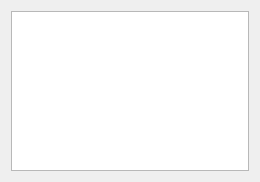
rust3128/HotlineDesktop, file Clients/adminslistform.ui: the form before one commit.
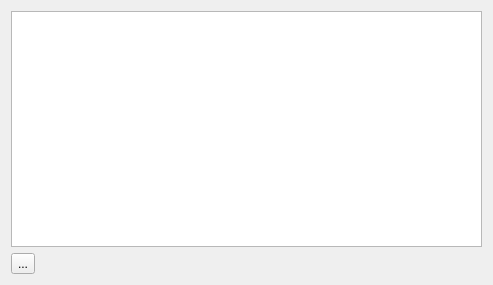
The form after the commit. Icons and pictures are not drawn.

```diff
--- a/Clients/adminslistform.ui
+++ b/Clients/adminslistform.ui
@@ -6,8 +6,8 @@
    <rect>
     <x>0</x>
     <y>0</y>
-    <width>260</width>
-    <height>182</height>
+    <width>493</width>
+    <height>285</height>
    </rect>
   </property>
   <property name="windowTitle">
@@ -41,6 +41,35 @@
      </attribute>
     </widget>
    </item>
+   <item row="1" column="0">
+    <widget class="QToolButton" name="toolButtonAddContact">
+     <property name="toolTip">
+      <string>Добавить контакт</string>
+     </property>
+     <property name="text">
+      <string>...</string>
+     </property>
+     <property name="icon">
+      <iconset resource="../resource.qrc">
+       <normaloff>:/Images/addIcon.png</normaloff>:/Images/addIcon.png</iconset>
+     </property>
+     <property name="iconSize">
+      <size>
+       <width>32</width>
+       <height>32</height>
+      </size>
+     </property>
+     <property name="shortcut">
+      <string>Ins</string>
+     </property>
+     <property name="autoRaise">
+      <bool>false</bool>
+     </property>
+     <property name="arrowType">
+      <enum>Qt::NoArrow</enum>
+     </property>
+    </widget>
+   </item>
   </layout>
  </widget>
  <resources/>
```
Left out of the diff: 4 changed lines with no effect on the pictures.
